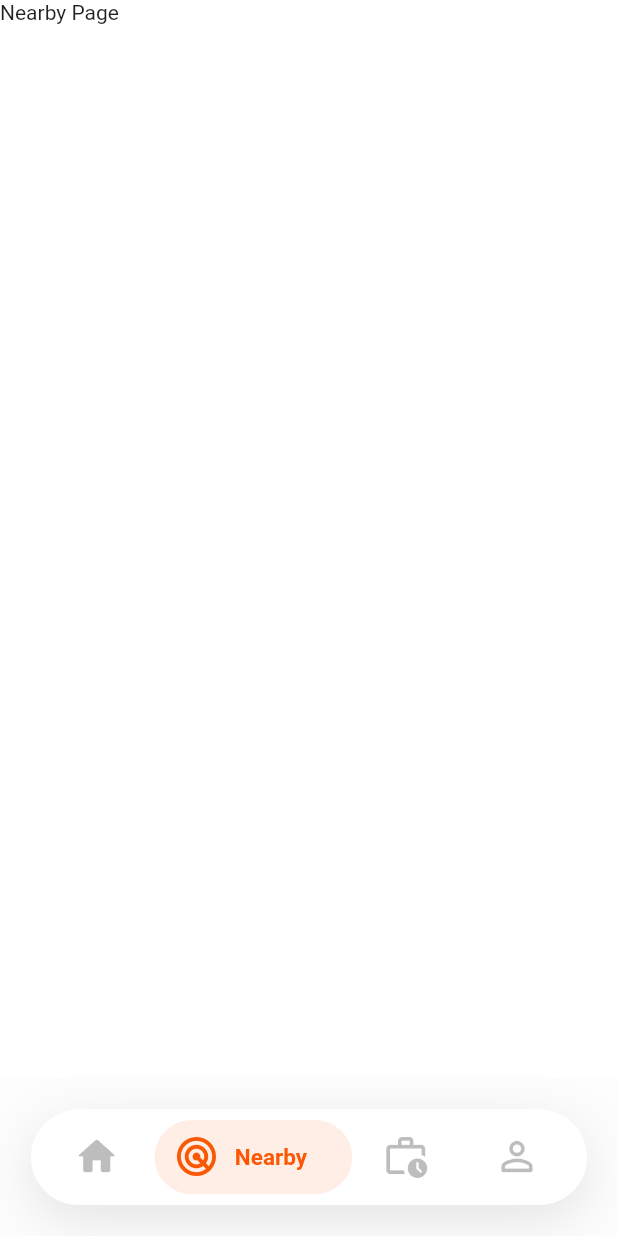
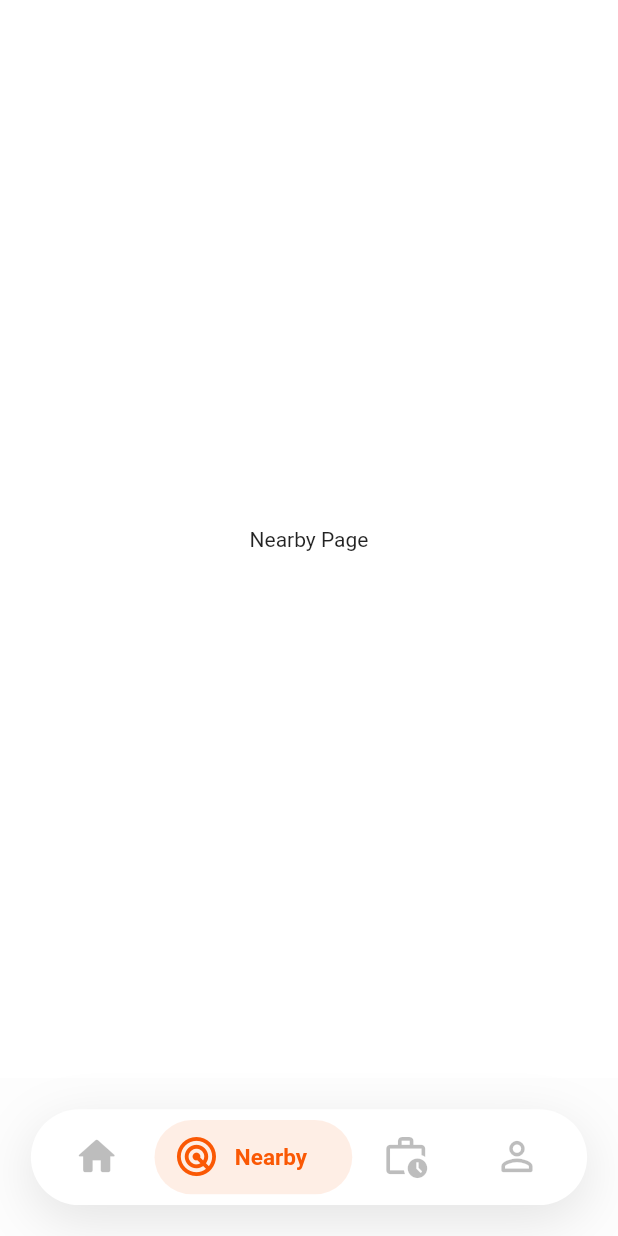
Before and after one commit to thetooaung07/job-portal, a Flutter app: the screen it shows after launch, after a tap on the "radar" icon, on a phone screen of 412 x 824 dp. Run offline on Flutter 3.47's test engine with Material 2 defaults, Android fonts, the phone set to English and light mode, and no system bars; our stand-ins replace flutter_svg, get.

Commit message:
add Center

```diff
--- a/lib/view/account_page.dart
+++ b/lib/view/account_page.dart
@@ -6,7 +6,9 @@ class AccountPage extends StatelessWidget {
   @override
   Widget build(BuildContext context) {
     return Scaffold(
-      body: Text("AccountPage Page"),
+      body: Center(
+        child: Text("AccountPage Page"),
+      ),
     );
   }
 }
--- a/lib/view/applied_page.dart
+++ b/lib/view/applied_page.dart
@@ -6,7 +6,7 @@ class AppliedPage extends StatelessWidget {
   @override
   Widget build(BuildContext context) {
     return Scaffold(
-      body: Text("Applied Page"),
+      body: Center(child: Text("Applied Page")),
     );
   }
 }
--- a/lib/view/nearby_page.dart
+++ b/lib/view/nearby_page.dart
@@ -6,7 +6,7 @@ class NearbyPage extends StatelessWidget {
   @override
   Widget build(BuildContext context) {
     return Scaffold(
-      body: Text("Nearby Page"),
+      body: Center(child: Text("Nearby Page")),
     );
   }
 }
```
